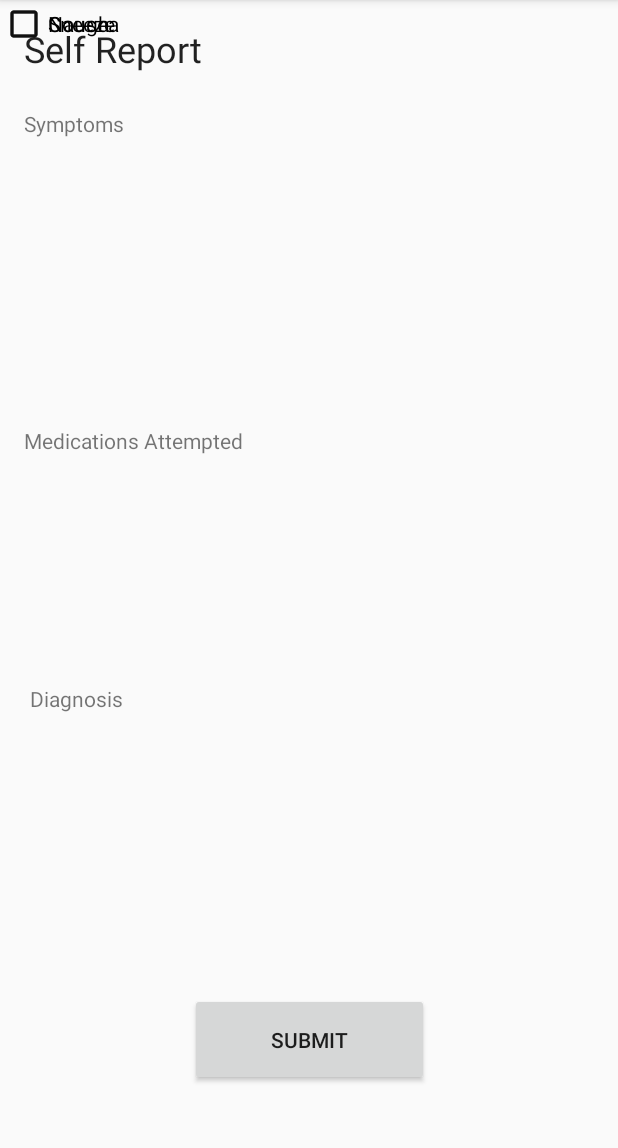
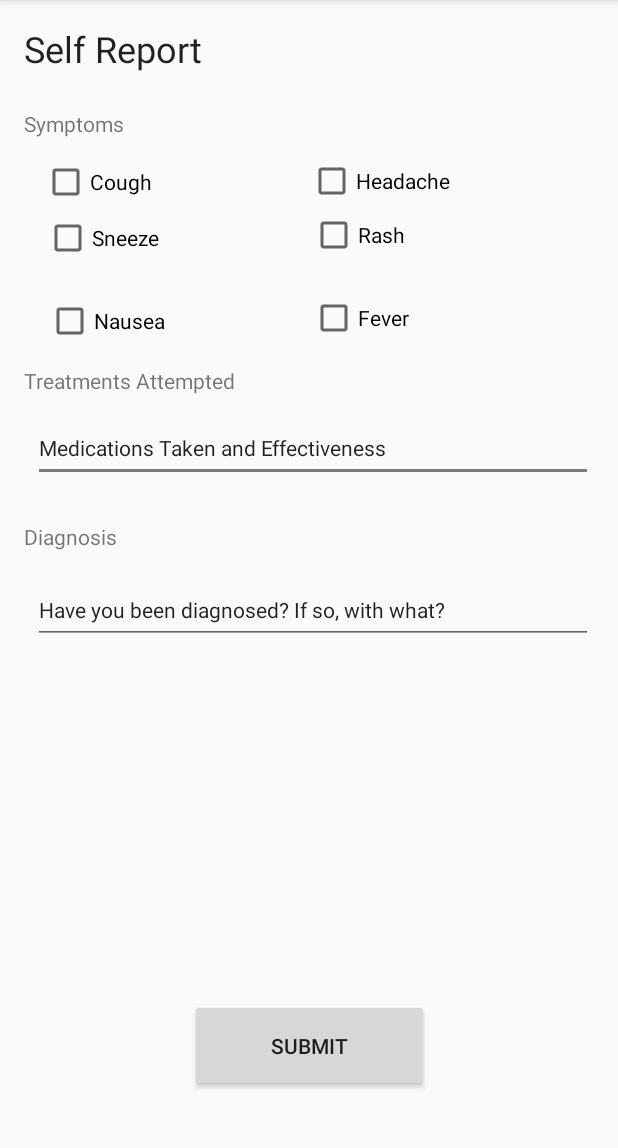
Before and after one commit to horzempac/BrickhackV.2, an Android app: the SelfReport screen opened directly, with no data from a screen before it, on a phone screen of 412 x 824 dp, the part 84-1232 px from its top. Run offline under Robolectric (Android 15) with nearby library versions, the phone set to English and light mode, and no system bars.

Commit message:
submit button on self report

```diff
--- a/app/build.gradle
+++ b/app/build.gradle
@@ -42,3 +42,7 @@ dependencies {
 dependencies {
     implementation 'com.android.support.constraint:constraint-layout:+'
 }
+
+dependencies {
+    implementation 'com.android.support.constraint:constraint-layout:+'
+}
--- a/app/src/main/AndroidManifest.xml
+++ b/app/src/main/AndroidManifest.xml
@@ -8,7 +8,8 @@
         android:label="@string/app_name"
         android:supportsRtl="true"
         android:theme="@style/AppTheme">
-        <activity android:name=".SelfReport"></activity>
+        <activity android:name=".main2"></activity>
+        <activity android:name=".SelfReport" />
 
         <uses-library
             android:name="org.apache.http.legacy"
@@ -16,8 +17,7 @@
 
         <meta-data
             android:name="com.google.android.gms.version"
-            android:value="@integer/google_play_services_version" />
-        <!--              The API key for Google Maps-based APIs. -->
+            android:value="@integer/google_play_services_version" /> <!-- The API key for Google Maps-based APIs. -->
         <meta-data
             android:name="com.google.android.geo.API_KEY"
             android:value="@string/google_maps_key" />
@@ -31,8 +31,6 @@
                 <category android:name="android.intent.category.LAUNCHER" />
             </intent-filter>
         </activity>
-
-
     </application>
 
 </manifest>
--- a/app/src/main/java/com/example/polygons/PolyActivity.java
+++ b/app/src/main/java/com/example/polygons/PolyActivity.java
@@ -74,8 +74,8 @@ public class PolyActivity extends AppCompatActivity
         FloatingActionButton myFab = (FloatingActionButton)  findViewById(R.id.floatingActionButton);
         myFab.setOnClickListener(new View.OnClickListener() {
                                      public void onClick(View v) {
-                                         /*g.addMarker(new MarkerOptions().position(new LatLng(43.084452, -77.673883))
-                                                 .title("Marker in Clark Gym"));*/
+                                         g.addMarker(new MarkerOptions().position(new LatLng(43.084452, -77.673883))
+                                                 .title("Marker in Clark Gym"));
                                          startActivity(new Intent(PolyActivity.this, SelfReport.class));
                                      }
                                  });
--- a/app/src/main/java/com/example/polygons/SelfReport.java
+++ b/app/src/main/java/com/example/polygons/SelfReport.java
@@ -1,7 +1,13 @@
 package com.example.polygons;
 
+import android.content.Intent;
+import android.support.design.widget.FloatingActionButton;
 import android.support.v7.app.AppCompatActivity;
 import android.os.Bundle;
+import android.view.View;
+import android.widget.Button;
+import android.view.View.OnClickListener;
+
 
 public class SelfReport extends AppCompatActivity {
 
@@ -9,5 +15,14 @@ public class SelfReport extends AppCompatActivity {
     protected void onCreate(Bundle savedInstanceState) {
         super.onCreate(savedInstanceState);
         setContentView(R.layout.activity_self_report);
-    }
+
+        Button b = (Button) findViewById(R.id.button2);
+        b.setOnClickListener(new View.OnClickListener() {
+            public void onClick(View v) {
+                // Code here executes on main thread after user presses button
+                startActivity(new Intent(SelfReport.this, main2.class));
+
+            }
+    });
 }
+}
--- a/app/src/main/res/layout/activity_self_report.xml
+++ b/app/src/main/res/layout/activity_self_report.xml
@@ -10,9 +10,9 @@
         android:id="@+id/textView5"
         android:layout_width="146dp"
         android:layout_height="28dp"
-        android:layout_marginStart="20dp"
-        android:layout_marginLeft="20dp"
-        android:layout_marginTop="456dp"
+        android:layout_marginStart="16dp"
+        android:layout_marginLeft="16dp"
+        android:layout_marginTop="348dp"
         android:text="Diagnosis"
         app:layout_constraintStart_toStartOf="parent"
         app:layout_constraintTop_toTopOf="parent" />
@@ -25,10 +25,11 @@
         android:layout_marginLeft="126dp"
         android:layout_marginEnd="126dp"
         android:layout_marginRight="126dp"
-        android:layout_marginBottom="44dp"
+        android:layout_marginBottom="40dp"
         android:text="Submit"
         app:layout_constraintBottom_toBottomOf="parent"
         app:layout_constraintEnd_toEndOf="parent"
+        app:layout_constraintHorizontal_bias="1.0"
         app:layout_constraintStart_toStartOf="parent" />
 
     <TextView
@@ -48,8 +49,8 @@
         android:layout_height="28dp"
         android:layout_marginStart="16dp"
         android:layout_marginLeft="16dp"
-        android:layout_marginTop="284dp"
-        android:text="Medications Attempted"
+        android:layout_marginTop="244dp"
+        android:text="Treatments Attempted"
         app:layout_constraintStart_toStartOf="parent"
         app:layout_constraintTop_toTopOf="parent" />
 
@@ -69,23 +70,107 @@
         android:id="@+id/checkBox"
         android:layout_width="wrap_content"
         android:layout_height="wrap_content"
+        android:layout_marginStart="28dp"
+        android:layout_marginLeft="28dp"
+        android:layout_marginTop="105dp"
+        android:layout_marginEnd="104dp"
+        android:layout_marginRight="104dp"
         android:text="Cough"
-        tools:layout_editor_absoluteX="29dp"
-        tools:layout_editor_absoluteY="100dp" />
+        app:layout_constraintEnd_toStartOf="@+id/checkBox5"
+        app:layout_constraintStart_toStartOf="parent"
+        app:layout_constraintTop_toTopOf="parent" />
 
     <CheckBox
         android:id="@+id/checkBox2"
         android:layout_width="wrap_content"
         android:layout_height="wrap_content"
+        android:layout_marginStart="28dp"
+        android:layout_marginLeft="28dp"
+        android:layout_marginTop="5dp"
+        android:layout_marginEnd="100dp"
+        android:layout_marginRight="100dp"
         android:text="Sneeze"
-        tools:layout_editor_absoluteX="29dp"
-        tools:layout_editor_absoluteY="132dp" />
+        app:layout_constraintEnd_toStartOf="@+id/checkBox6"
+        app:layout_constraintStart_toStartOf="parent"
+        app:layout_constraintTop_toBottomOf="@+id/checkBox" />
 
     <CheckBox
         android:id="@+id/checkBox3"
         android:layout_width="wrap_content"
         android:layout_height="wrap_content"
+        android:layout_marginStart="29dp"
+        android:layout_marginLeft="29dp"
+        android:layout_marginTop="5dp"
+        android:layout_marginEnd="96dp"
+        android:layout_marginRight="96dp"
+        android:layout_marginBottom="520dp"
         android:text="Nausea"
-        tools:layout_editor_absoluteX="28dp"
-        tools:layout_editor_absoluteY="164dp" />
+        app:layout_constraintBottom_toBottomOf="parent"
+        app:layout_constraintEnd_toStartOf="@+id/checkBox4"
+        app:layout_constraintStart_toStartOf="parent"
+        app:layout_constraintTop_toBottomOf="@+id/checkBox2" />
+
+    <CheckBox
+        android:id="@+id/checkBox4"
+        android:layout_width="wrap_content"
+        android:layout_height="wrap_content"
+        android:layout_marginTop="5dp"
+        android:layout_marginEnd="139dp"
+        android:layout_marginRight="139dp"
+        android:layout_marginBottom="522dp"
+        android:text="Fever"
+        app:layout_constraintBottom_toBottomOf="parent"
+        app:layout_constraintEnd_toEndOf="parent"
+        app:layout_constraintTop_toBottomOf="@+id/checkBox6" />
+
+    <CheckBox
+        android:id="@+id/checkBox5"
+        android:layout_width="97dp"
+        android:layout_height="30dp"
+        android:layout_marginTop="105dp"
+        android:layout_marginEnd="109dp"
+        android:layout_marginRight="109dp"
+        android:text="Headache"
+        app:layout_constraintEnd_toEndOf="parent"
+        app:layout_constraintTop_toTopOf="parent" />
+
+    <CheckBox
+        android:id="@+id/checkBox6"
+        android:layout_width="wrap_content"
+        android:layout_height="wrap_content"
+        android:layout_marginTop="5dp"
+        android:layout_marginEnd="142dp"
+        android:layout_marginRight="142dp"
+        android:text="Rash"
+        app:layout_constraintEnd_toEndOf="parent"
+        app:layout_constraintTop_toBottomOf="@+id/checkBox5" />
+
+    <EditText
+        android:id="@+id/editText"
+        android:layout_width="373dp"
+        android:layout_height="45dp"
+        android:layout_marginStart="22dp"
+        android:layout_marginLeft="22dp"
+        android:layout_marginTop="4dp"
+        android:ems="10"
+        android:inputType="textShortMessage|textLongMessage|textMultiLine"
+        android:text="Medications Taken and Effectiveness"
+        android:textAppearance="@style/TextAppearance.AppCompat.Small"
+        app:layout_constraintStart_toStartOf="parent"
+        app:layout_constraintTop_toBottomOf="@+id/textView4" />
+
+    <EditText
+        android:id="@+id/editText2"
+        android:layout_width="373dp"
+        android:layout_height="45dp"
+        android:layout_marginStart="22dp"
+        android:layout_marginLeft="22dp"
+        android:layout_marginTop="8dp"
+        android:ems="10"
+        android:inputType="textShortMessage|textLongMessage|textMultiLine"
+        android:text="Have you been diagnosed? If so, with what?"
+        android:textAppearance="@style/TextAppearance.AppCompat.Small"
+        app:layout_constraintStart_toStartOf="parent"
+        app:layout_constraintTop_toBottomOf="@+id/textView5" />
+
 </android.support.constraint.ConstraintLayout>
```
